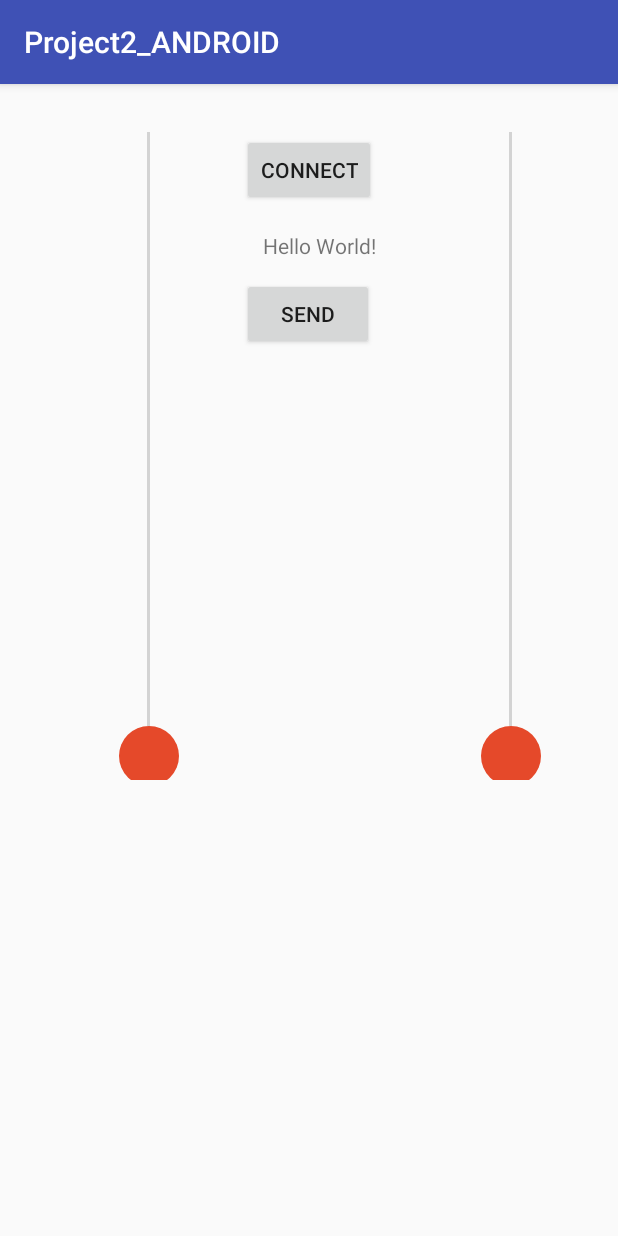
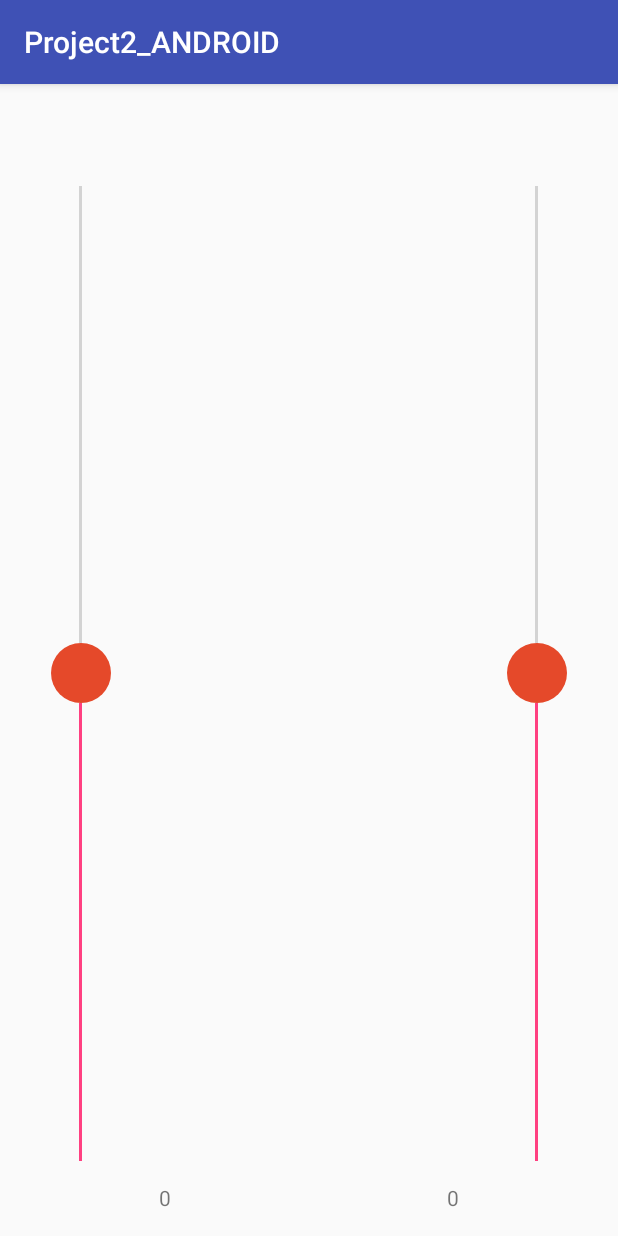
Before and after one commit to kristoftjonck/Project2, an Android app: the screen it shows after launch (MainActivity), on a phone screen of 412 x 824 dp. Run offline under Robolectric (Android 15) with nearby library versions, the phone set to English and light mode, and no system bars.

Commit message:
Cleaned up the Android app, also implemented the TCP communication using JSON

```diff
--- a/Project2_ANDROID/app/src/main/java/com/example/kristof/project2_android/MainActivity.java
+++ b/Project2_ANDROID/app/src/main/java/com/example/kristof/project2_android/MainActivity.java
@@ -3,31 +3,78 @@ package com.example.kristof.project2_android;
 import android.support.v7.app.AppCompatActivity;
 import android.os.Bundle;
 import android.view.View;
-import android.widget.Button;
-import android.widget.TextView;
-
-import java.io.BufferedWriter;
-import java.io.IOException;
-import java.io.OutputStreamWriter;
-import java.io.PrintWriter;
+import android.widget.*;
+import java.io.*;
 import java.net.Socket;
 
 public class MainActivity extends AppCompatActivity {
-    Button buttonConnect,buttonSend;
-    TextView textResponse;
+    Button buttonSend;
+    TextView textResponse, leftText, rightText;
+    SeekBar leftSeekBar, rightSeekBar;
     Socket socket;
+    Thread sendThread;
+
     @Override
     protected void onCreate(Bundle savedInstanceState) {
         super.onCreate(savedInstanceState);
         setContentView(R.layout.activity_main);
-        buttonConnect = (Button)findViewById(R.id.connect);
-        buttonSend = (Button)findViewById(R.id.buttonSend);
 
         textResponse = (TextView)findViewById(R.id.response);
-        buttonConnect.setOnClickListener(new View.OnClickListener(){
+        leftSeekBar = (SeekBar)findViewById(R.id.seekBar1);
+        rightSeekBar = (SeekBar) findViewById(R.id.seekBar2);
+        leftText = (TextView) findViewById(R.id.leftText);
+        rightText = (TextView) findViewById(R.id.rightText);
+
+        leftSeekBar.setProgress(100);
+        rightSeekBar.setProgress(100);
+
+        leftSeekBar.setOnSeekBarChangeListener(
+                new SeekBar.OnSeekBarChangeListener() {
                     @Override
-            public void onClick(View v) {
-                new Thread(new Runnable() {
+                    public void onProgressChanged(SeekBar seekBar, int progress, boolean fromUser) {
+                        leftText.setText(""+(progress-100));
+                        sendMessage();
+                    }
+
+                    @Override
+                    public void onStartTrackingTouch(SeekBar seekBar) {
+
+                    }
+
+                    @Override
+                    public void onStopTrackingTouch(SeekBar seekBar) {
+
+                    }
+                }
+        );
+
+        rightSeekBar.setOnSeekBarChangeListener(
+                new SeekBar.OnSeekBarChangeListener() {
+                    @Override
+                    public void onProgressChanged(SeekBar seekBar, int progress, boolean fromUser) {
+                        rightText.setText(""+(progress-100));
+                        sendMessage();
+                    }
+
+                    @Override
+                    public void onStartTrackingTouch(SeekBar seekBar) {
+
+                    }
+
+                    @Override
+                    public void onStopTrackingTouch(SeekBar seekBar) {
+
+                    }
+                }
+        );
+    }
+
+    public void sendMessage() {
+        if(sendThread != null)
+            sendThread.interrupt();
+
+        final String message = "{ \"client\": \"0\", \"left\": \"" + (leftSeekBar.getProgress()-100) + "\", \"right\": \"" + (rightSeekBar.getProgress()-100) + "\" }";
+        sendThread = new Thread(new Runnable() {
             @Override
             public void run() {
                 try {
@@ -35,44 +82,19 @@ public class MainActivity extends AppCompatActivity {
                 } catch (IOException e) {
                     e.printStackTrace();
                 }
-                    }
-                    }).start();
 
-                textResponse.setText("CONNECTED");
-            }
-        });
-
-        buttonSend.setOnClickListener(new View.OnClickListener(){
-            @Override
-            public void onClick(View v) {
-                new Thread(new Runnable() {
-                    @Override
-                    public void run() {
-                        //if (socket == null|| socket.isClosed() || !socket.isConnected()){
                 try {
-                                socket = new Socket("192.168.0.100", 4000);
-                            } catch (IOException e) {
-                                e.printStackTrace();
-                            }
-                       // }
-                        try {
-                            PrintWriter out = new PrintWriter(new BufferedWriter(new OutputStreamWriter(socket
-                                    .getOutputStream())), true);
-                            out.println("TEST");
+                    PrintWriter out = new PrintWriter(new BufferedWriter(new OutputStreamWriter(socket.getOutputStream())), true);
+                    out.println(message);
                     out.flush();
+                    socket.close();
                 } catch (IOException e) {
                     e.printStackTrace();
                 }
             }
-                }).start();
+        });
+        sendThread.start();
 
-                textResponse.setText("TEST");
-            }
-        });
-
-
-
-
-
+        textResponse.setText(message);
     }
 }
--- a/Project2_ANDROID/app/src/main/java/com/example/kristof/project2_android/VerticalSeekBar.java
+++ b/Project2_ANDROID/app/src/main/java/com/example/kristof/project2_android/VerticalSeekBar.java
@@ -30,6 +30,7 @@ public class VerticalSeekBar extends SeekBar {
     super.setProgress(progress);
     onSizeChanged(getWidth(), getHeight(), 0, 0);
    }
+
     @Override
     protected synchronized void onMeasure(int widthMeasureSpec, int heightMeasureSpec) {
         super.onMeasure(heightMeasureSpec, widthMeasureSpec);
--- a/Project2_ANDROID/app/src/main/res/layout/activity_main.xml
+++ b/Project2_ANDROID/app/src/main/res/layout/activity_main.xml
@@ -13,55 +13,57 @@
     <TextView
         android:layout_width="wrap_content"
         android:layout_height="wrap_content"
-        android:text="Hello World!"
+        android:text=""
         android:layout_alignParentTop="true"
-        android:layout_alignRight="@+id/connect"
-        android:layout_alignEnd="@+id/connect"
-        android:layout_marginTop="82dp"
+        android:layout_centerInParent="true"
+        android:layout_marginTop="18dp"
         android:id="@+id/response" />
 
     <com.example.kristof.project2_android.VerticalSeekBar
         android:id="@+id/seekBar1"
         android:layout_width="wrap_content"
         android:layout_height="fill_parent"
-        android:max="16"
+        android:max="200"
         android:thumb="@drawable/thumb_image"
         android:layout_alignParentTop="true"
-        android:layout_toLeftOf="@+id/connect"
-        android:layout_marginRight="42dp"
-        android:layout_marginEnd="42dp"
-        android:layout_alignBottom="@+id/seekBar2" />
+        android:layout_marginLeft="18dp"
+        android:layout_marginBottom="18dp"
+        android:layout_marginTop="36dp"
+        android:paddingLeft="6dp"
+        android:paddingRight="6dp"
+        android:thumbOffset="8dp"/>
+
+    <TextView
+        android:layout_width="wrap_content"
+        android:layout_height="wrap_content"
+        android:text="0"
+        android:layout_alignParentBottom="true"
+        android:layout_marginLeft="90dp"
+        android:id="@+id/leftText"/>
+
+    <TextView
+        android:layout_width="wrap_content"
+        android:layout_height="wrap_content"
+        android:text="0"
+        android:layout_alignParentBottom="true"
+        android:layout_alignParentRight="true"
+        android:layout_marginRight="90dp"
+        android:id="@+id/rightText"/>
 
     <com.example.kristof.project2_android.VerticalSeekBar
         android:id="@+id/seekBar2"
         android:layout_width="wrap_content"
         android:layout_height="fill_parent"
-        android:layout_marginRight="35dp"
-        android:layout_marginEnd="35dp"
-        android:max="16"
+        android:layout_marginRight="18dp"
+        android:layout_marginBottom="18dp"
+        android:layout_marginTop="36dp"
+        android:max="200"
         android:thumb="@drawable/thumb_image"
         android:layout_alignParentBottom="true"
         android:layout_alignParentRight="true"
         android:layout_alignParentEnd="true"
-        android:layout_marginBottom="288dp" />
-
-    <Button
-        android:text="Send"
-        android:layout_width="wrap_content"
-        android:layout_height="wrap_content"
-        android:layout_below="@+id/response"
-        android:layout_toRightOf="@+id/seekBar1"
-        android:layout_toEndOf="@+id/seekBar1"
-        android:layout_marginTop="12dp"
-        android:id="@+id/buttonSend" />
-
-    <Button
-        android:text="Connect"
-        android:layout_width="wrap_content"
-        android:layout_height="wrap_content"
-        android:id="@+id/connect"
-        android:layout_marginTop="17dp"
-        android:layout_alignParentTop="true"
-        android:layout_centerHorizontal="true" />
+        android:paddingLeft="6dp"
+        android:paddingRight="6dp"
+        android:thumbOffset="8dp" />
 
 </RelativeLayout>
--- a/Project2_ANDROID/build.gradle
+++ b/Project2_ANDROID/build.gradle
@@ -5,7 +5,7 @@ buildscript {
         jcenter()
     }
     dependencies {
-        classpath 'com.android.tools.build:gradle:2.2.2'
+        classpath 'com.android.tools.build:gradle:2.3.1'
 
         // NOTE: Do not place your application dependencies here; they belong
         // in the individual module build.gradle files
```
Also changed, not shown: Project2_ANDROID/gradle/wrapper/gradle-wrapper.properties. Lines whose indentation alone changed are shown as unchanged.
